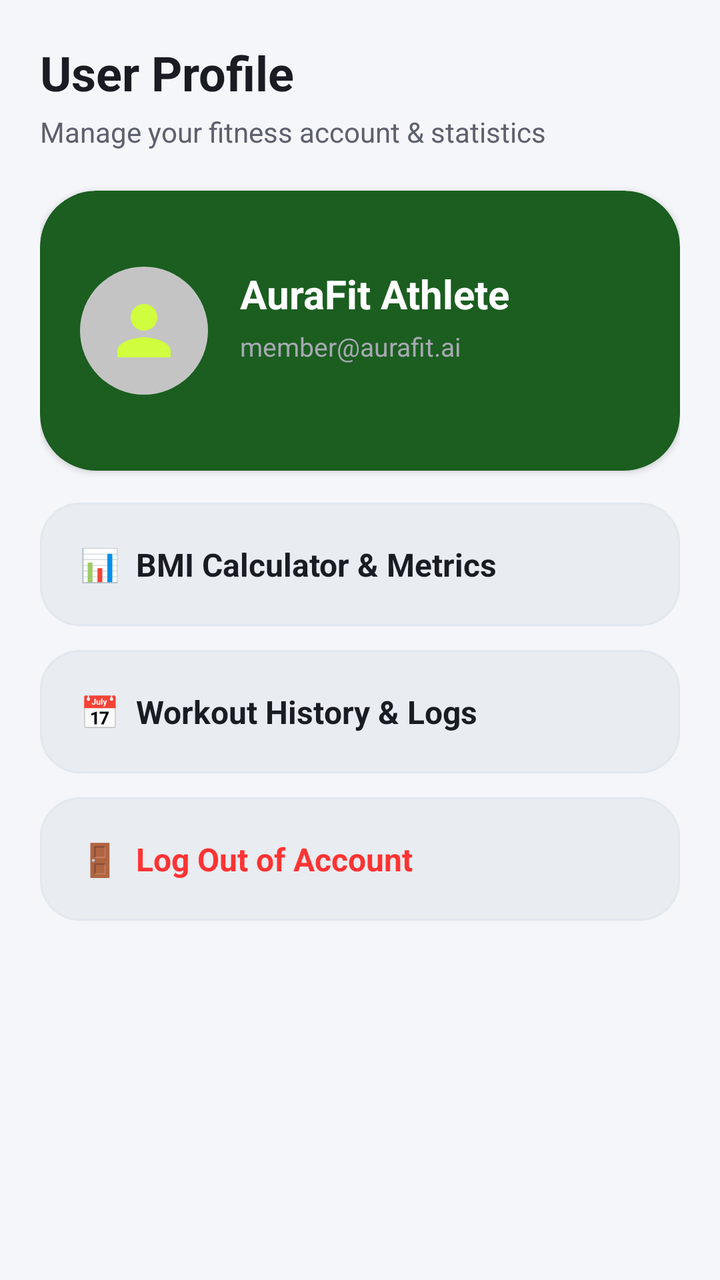
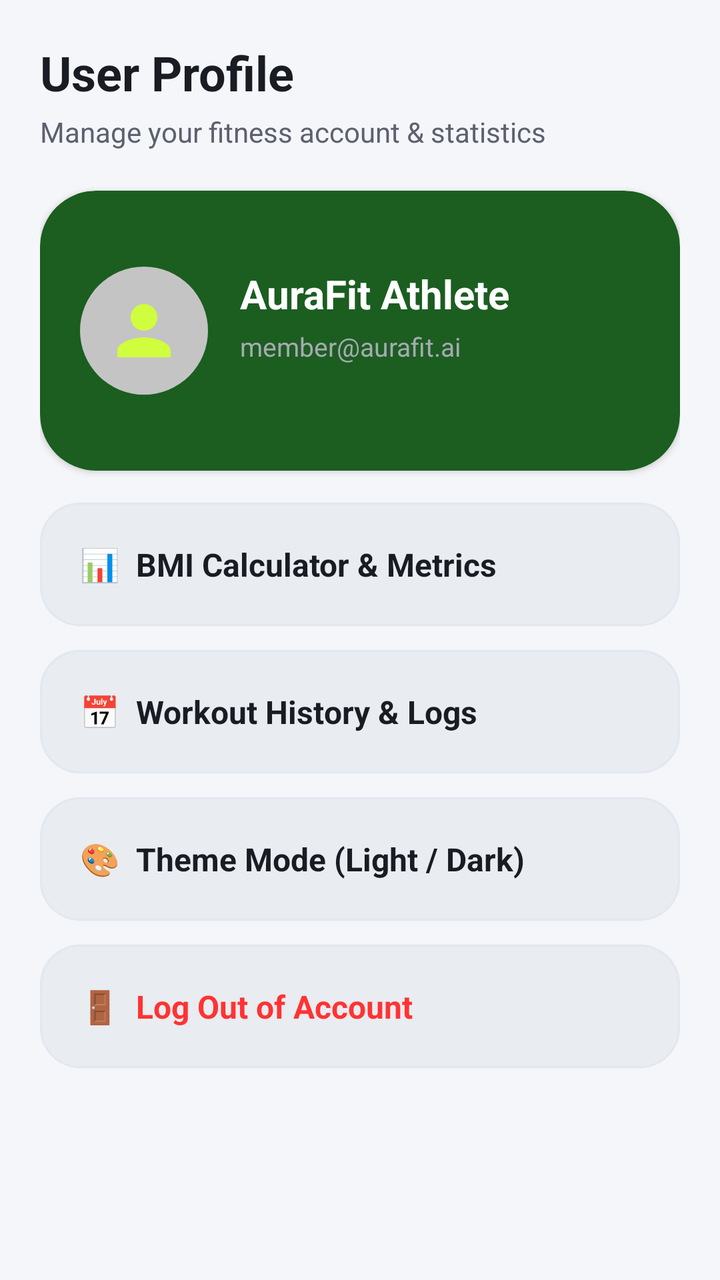

Screens rendered from an Android XML layout before and after an edit, with the pre-edit source and the edit as a unified diff.
<!-- AndroidManifest.xml: application theme Theme.AuraFitAI -->
<!-- res/layout/fragment_profile.xml -->
<?xml version="1.0" encoding="utf-8"?>
<androidx.core.widget.NestedScrollView xmlns:android="http://schemas.android.com/apk/res/android"
    xmlns:app="http://schemas.android.com/apk/res-auto"
    android:layout_width="match_parent"
    android:layout_height="match_parent"
    android:background="?attr/colorSurface"
    android:fillViewport="true">

    <androidx.constraintlayout.widget.ConstraintLayout
        android:layout_width="match_parent"
        android:layout_height="wrap_content"
        android:padding="20dp"
        android:paddingBottom="100dp">

        <TextView
            android:id="@+id/tvProfileTitle"
            android:layout_width="wrap_content"
            android:layout_height="wrap_content"
            android:text="User Profile"
            android:textColor="?attr/colorOnSurface"
            android:textSize="24sp"
            android:textStyle="bold"
            app:layout_constraintStart_toStartOf="parent"
            app:layout_constraintTop_toTopOf="parent" />

        <TextView
            android:id="@+id/tvProfileSubtitle"
            android:layout_width="wrap_content"
            android:layout_height="wrap_content"
            android:layout_marginTop="4dp"
            android:text="Manage your fitness account &amp; statistics"
            android:textColor="?attr/colorOnSurfaceVariant"
            android:textSize="14sp"
            app:layout_constraintStart_toStartOf="parent"
            app:layout_constraintTop_toBottomOf="@+id/tvProfileTitle" />

        
        <com.google.android.material.card.MaterialCardView
            android:id="@+id/cardProfileHeader"
            android:layout_width="match_parent"
            android:layout_height="140dp"
            android:layout_marginTop="20dp"
            app:cardBackgroundColor="@color/athletic_emerald"
            app:cardCornerRadius="28dp"
            app:cardElevation="2dp"
            app:strokeWidth="0dp"
            app:layout_constraintTop_toBottomOf="@+id/tvProfileSubtitle">

            <androidx.constraintlayout.widget.ConstraintLayout
                android:layout_width="match_parent"
                android:layout_height="match_parent"
                android:padding="20dp">

                <ImageView
                    android:id="@+id/ivUserAvatar"
                    android:layout_width="64dp"
                    android:layout_height="64dp"
                    android:background="@drawable/item_circular_color_gray_background"
                    android:contentDescription="User Avatar"
                    android:padding="12dp"
                    android:src="@drawable/ic_user"
                    app:layout_constraintBottom_toBottomOf="parent"
                    app:layout_constraintStart_toStartOf="parent"
                    app:layout_constraintTop_toTopOf="parent"
                    app:tint="@color/electric_lime" />

                <TextView
                    android:id="@+id/tvUserName"
                    android:layout_width="0dp"
                    android:layout_height="wrap_content"
                    android:layout_marginStart="16dp"
                    android:text="AuraFit Athlete"
                    android:textColor="@color/white"
                    android:textSize="20sp"
                    android:textStyle="bold"
                    app:layout_constraintEnd_toEndOf="parent"
                    app:layout_constraintStart_toEndOf="@+id/ivUserAvatar"
                    app:layout_constraintTop_toTopOf="@+id/ivUserAvatar" />

                <TextView
                    android:id="@+id/tvUserEmail"
                    android:layout_width="0dp"
                    android:layout_height="wrap_content"
                    android:layout_marginStart="16dp"
                    android:layout_marginTop="4dp"
                    android:text="member@aurafit.ai"
                    android:textColor="@color/dark_on_surface_variant"
                    android:textSize="13sp"
                    app:layout_constraintEnd_toEndOf="parent"
                    app:layout_constraintStart_toEndOf="@+id/ivUserAvatar"
                    app:layout_constraintTop_toBottomOf="@+id/tvUserName" />

            </androidx.constraintlayout.widget.ConstraintLayout>
        </com.google.android.material.card.MaterialCardView>

        
        <com.google.android.material.card.MaterialCardView
            android:id="@+id/cardOptionBmi"
            android:layout_width="match_parent"
            android:layout_height="wrap_content"
            android:layout_marginTop="16dp"
            app:cardBackgroundColor="?attr/colorSurfaceVariant"
            app:cardCornerRadius="20dp"
            app:cardElevation="1dp"
            app:strokeWidth="1dp"
            app:strokeColor="@color/borderStroke"
            app:layout_constraintTop_toBottomOf="@+id/cardProfileHeader">

            <TextView
                android:layout_width="match_parent"
                android:layout_height="wrap_content"
                android:padding="20dp"
                android:text="📊  BMI Calculator &amp; Metrics"
                android:textColor="?attr/colorOnSurface"
                android:textSize="16sp"
                android:textStyle="bold" />
        </com.google.android.material.card.MaterialCardView>

        
        <com.google.android.material.card.MaterialCardView
            android:id="@+id/cardOptionHistory"
            android:layout_width="match_parent"
            android:layout_height="wrap_content"
            android:layout_marginTop="12dp"
            app:cardBackgroundColor="?attr/colorSurfaceVariant"
            app:cardCornerRadius="20dp"
            app:cardElevation="1dp"
            app:strokeWidth="1dp"
            app:strokeColor="@color/borderStroke"
            app:layout_constraintTop_toBottomOf="@+id/cardOptionBmi">

            <TextView
                android:layout_width="match_parent"
                android:layout_height="wrap_content"
                android:padding="20dp"
                android:text="📅  Workout History &amp; Logs"
                android:textColor="?attr/colorOnSurface"
                android:textSize="16sp"
                android:textStyle="bold" />
        </com.google.android.material.card.MaterialCardView>

        
        <com.google.android.material.card.MaterialCardView
            android:id="@+id/cardOptionLogout"
            android:layout_width="match_parent"
            android:layout_height="wrap_content"
            android:layout_marginTop="12dp"
            app:cardBackgroundColor="?attr/colorSurfaceVariant"
            app:cardCornerRadius="20dp"
            app:cardElevation="1dp"
            app:strokeWidth="1dp"
            app:strokeColor="@color/borderStroke"
            app:layout_constraintTop_toBottomOf="@+id/cardOptionHistory">

            <TextView
                android:layout_width="match_parent"
                android:layout_height="wrap_content"
                android:padding="20dp"
                android:text="🚪  Log Out of Account"
                android:textColor="@color/error_red"
                android:textSize="16sp"
                android:textStyle="bold" />
        </com.google.android.material.card.MaterialCardView>

    </androidx.constraintlayout.widget.ConstraintLayout>
</androidx.core.widget.NestedScrollView>
<!-- resources referenced by this layout -->
<resources>
  <color name="athletic_emerald">#1B5E20</color>
  <color name="borderStroke">#E2E8F0</color>
  <color name="dark_on_surface_variant">#A7A9B2</color>
  <color name="electric_lime">#D0FD3E</color>
  <color name="error_red">#FF3333</color>
  <color name="white">#FFFFFF</color>
  <!-- drawable ic_user (drawable) -->
  <vector xmlns:android="http://schemas.android.com/apk/res/android" android:height="24dp" android:tint="#8A95A5" android:viewportHeight="24" android:viewportWidth="24" android:width="24dp">
        
      <path android:fillColor="@android:color/white" android:pathData="M12,12c2.21,0 4,-1.79 4,-4s-1.79,-4 -4,-4 -4,1.79 -4,4 1.79,4 4,4zM12,14c-2.67,0 -8,1.34 -8,4v2h16v-2c0,-2.66 -5.33,-4 -8,-4z"/>
      
  </vector>
  <!-- drawable item_circular_color_gray_background (drawable) -->
  <?xml version="1.0" encoding="utf-8"?>
  <shape xmlns:android="http://schemas.android.com/apk/res/android"
      android:shape="oval">
  
      <solid android:color="#c4c4c4"/>
  
  </shape>
  <style name="Theme.AuraFitAI" parent="Theme.Material3.Light.NoActionBar">
          <item name="colorPrimary">@color/gradient_auth_center</item>
          <item name="colorOnPrimary">@color/white</item>
          <item name="colorPrimaryContainer">@color/athletic_emerald_light</item>
          <item name="colorSecondary">@color/electric_lime</item>
          <item name="colorOnSecondary">@color/dark_on_background</item>
          <item name="colorTertiary">@color/gradient_btn_start</item>
  
          <item name="android:windowBackground">@color/light_background</item>
          <item name="colorSurface">@color/light_surface</item>
          <item name="colorSurfaceVariant">@color/light_surface_variant</item>
  
          <item name="colorOnBackground">@color/light_on_background</item>
          <item name="colorOnSurface">@color/light_on_surface</item>
          <item name="colorOnSurfaceVariant">@color/light_on_surface_variant</item>
  
          <item name="android:statusBarColor">@color/light_background</item>
          <item name="android:windowLightStatusBar">true</item>
      </style>
  <color name="gradient_auth_center">#00A86B</color>
  <color name="athletic_emerald_light">#4C8C4A</color>
  <color name="dark_on_background">#FFFFFF</color>
  <color name="gradient_btn_start">#00C99E</color>
  <color name="light_background">#FFFFFF</color>
  <color name="light_surface">#F4F6F9</color>
  <color name="light_surface_variant">#E9ECF0</color>
  <color name="light_on_background">#0D0E12</color>
  <color name="light_on_surface">#1A1C24</color>
  <color name="light_on_surface_variant">#5D606E</color>
</resources>

<!-- the commit's change to res/layout/fragment_profile.xml (unified diff, before → after) -->
@@ -141,7 +141,7 @@
 
         
         <com.google.android.material.card.MaterialCardView
-            android:id="@+id/cardOptionLogout"
+            android:id="@+id/cardOptionTheme"
             android:layout_width="match_parent"
             android:layout_height="wrap_content"
             android:layout_marginTop="12dp"
@@ -156,6 +156,29 @@
                 android:layout_width="match_parent"
                 android:layout_height="wrap_content"
                 android:padding="20dp"
+                android:text="🎨  Theme Mode (Light / Dark)"
+                android:textColor="?attr/colorOnSurface"
+                android:textSize="16sp"
+                android:textStyle="bold" />
+        </com.google.android.material.card.MaterialCardView>
+
+        
+        <com.google.android.material.card.MaterialCardView
+            android:id="@+id/cardOptionLogout"
+            android:layout_width="match_parent"
+            android:layout_height="wrap_content"
+            android:layout_marginTop="12dp"
+            app:cardBackgroundColor="?attr/colorSurfaceVariant"
+            app:cardCornerRadius="20dp"
+            app:cardElevation="1dp"
+            app:strokeWidth="1dp"
+            app:strokeColor="@color/borderStroke"
+            app:layout_constraintTop_toBottomOf="@+id/cardOptionTheme">
+
+            <TextView
+                android:layout_width="match_parent"
+                android:layout_height="wrap_content"
+                android:padding="20dp"
                 android:text="🚪  Log Out of Account"
                 android:textColor="@color/error_red"
                 android:textSize="16sp"
